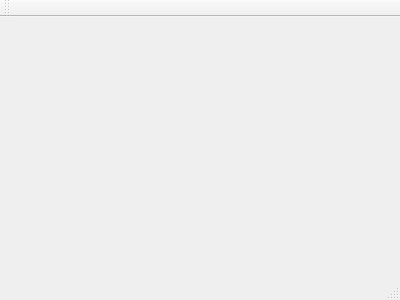
Above: src/app/gui/mainwindow.ui from Wardleth/AccountManager before the change. Below: the same form after it.
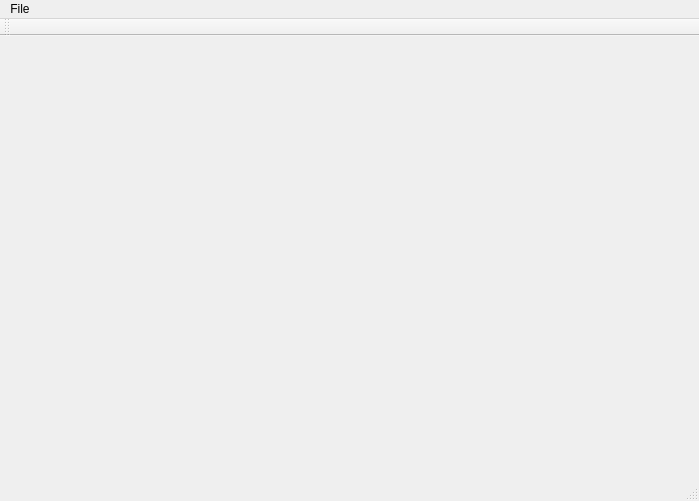
That is the form after the change.

```diff
--- a/src/app/gui/mainwindow.ui
+++ b/src/app/gui/mainwindow.ui
@@ -1,24 +1,51 @@
 <ui version="4.0">
  <class>MainWindow</class>
- <widget class="QMainWindow" name="MainWindow" >
-  <property name="geometry" >
+ <widget class="QMainWindow" name="MainWindow">
+  <property name="geometry">
    <rect>
     <x>0</x>
     <y>0</y>
-    <width>400</width>
-    <height>300</height>
+    <width>699</width>
+    <height>501</height>
    </rect>
   </property>
   <property name="windowTitle" >
    <string>MainWindow</string>
   </property>
-  <widget class="QMenuBar" name="menuBar" />
-  <widget class="QToolBar" name="mainToolBar" />
-  <widget class="QWidget" name="centralWidget" />
-  <widget class="QStatusBar" name="statusBar" />
+  <widget class="QWidget" name="centralWidget"/>
+  <widget class="QMenuBar" name="menuBar">
+   <property name="geometry">
+    <rect>
+     <x>0</x>
+     <y>0</y>
+     <width>699</width>
+     <height>22</height>
+    </rect>
+   </property>
+   <widget class="QMenu" name="menuFile">
+    <property name="title">
+     <string>File</string>
+    </property>
+    <addaction name="actionLog_in"/>
+   </widget>
+   <addaction name="menuFile"/>
+  </widget>
+  <widget class="QToolBar" name="mainToolBar">
+   <attribute name="toolBarArea">
+    <enum>TopToolBarArea</enum>
+   </attribute>
+   <attribute name="toolBarBreak">
+    <bool>false</bool>
+   </attribute>
+  </widget>
+  <widget class="QStatusBar" name="statusBar"/>
+  <action name="actionLog_in">
+   <property name="text">
+    <string>Log in</string>
+   </property>
+  </action>
  </widget>
- <layoutDefault spacing="6" margin="11" />
- <pixmapfunction></pixmapfunction>
+ <layoutdefault spacing="6" margin="11"/>
  <resources/>
  <connections/>
 </ui>
```
Left out of the diff: 3 changed lines with no effect on the pictures.
